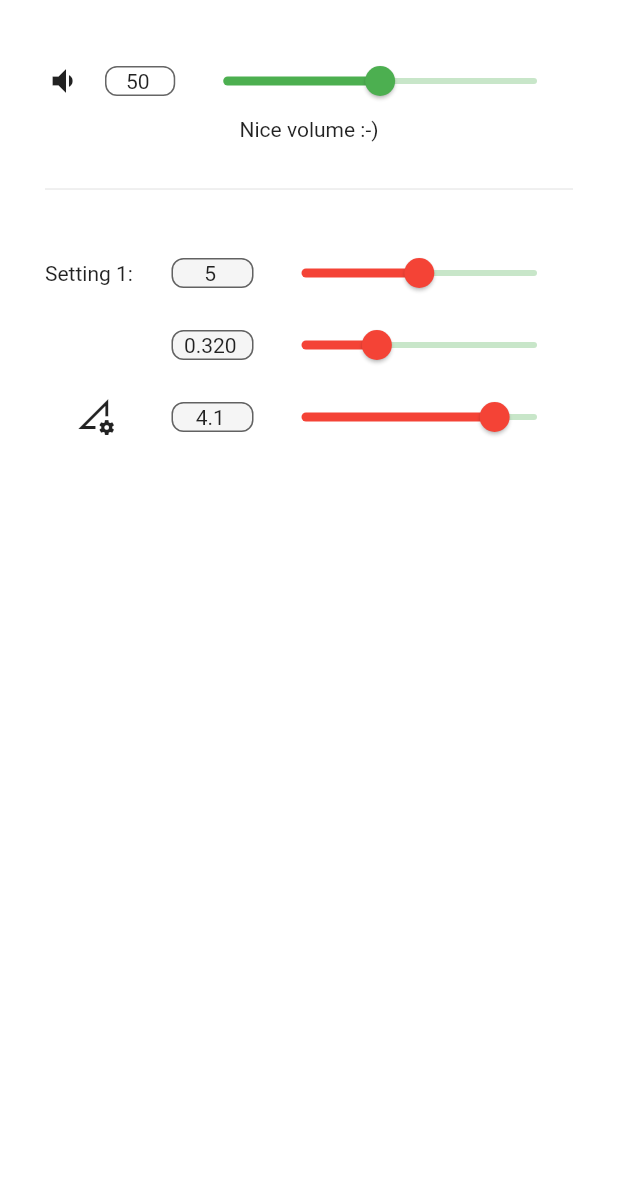
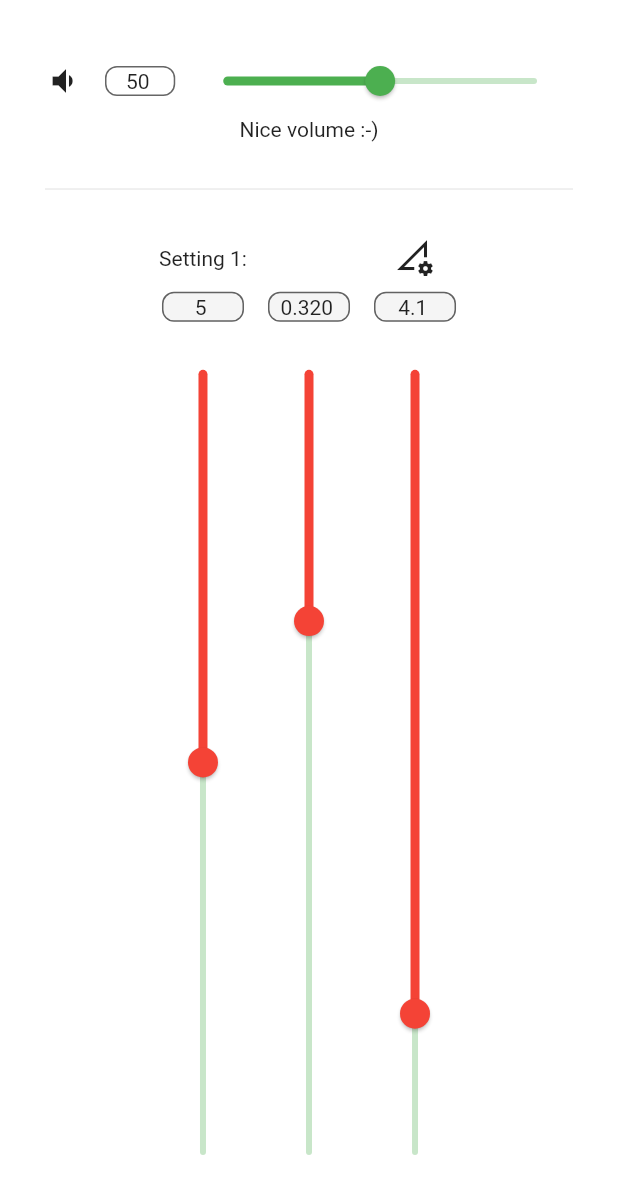
Before and after one commit to smofe/input_slider, a Flutter app: the screen it shows after launch, on a phone screen of 412 x 824 dp. Shown: the top 1194 px of the screen. Run offline on Flutter 3.47's test engine with Material 2 defaults, Android fonts, the phone set to English and light mode, and no system bars.

Commit message:
adds vertical slider support

```diff
--- a/example/lib/main.dart
+++ b/example/lib/main.dart
@@ -33,7 +33,8 @@ class _MyHomePageState extends State<MyHomePage> {
   Widget build(BuildContext context) {
     return Scaffold(
       backgroundColor: Colors.white,
-      body: Padding(
+      body:
+      Padding(
           padding: const EdgeInsets.all(30.0),
           child: Column(
             children: [
@@ -52,9 +53,11 @@ class _MyHomePageState extends State<MyHomePage> {
                   leading: Icon(Icons.volume_down)),
               _volumeDisplay(),
               Padding(padding: EdgeInsets.symmetric(vertical: 24), child: Divider(),),
-              InputSliderForm(
+              Expanded(
+                child: InputSliderForm(
+                  vertical: true,
                   leadingWeight: 1,
-                sliderWeight: 3,
+                  sliderWeight: 20,
                   activeSliderColor: Colors.red,
                   inactiveSliderColor: Colors.green[100],
                   filled: true,
@@ -90,6 +93,7 @@ class _MyHomePageState extends State<MyHomePage> {
                     ),
                   ],
                 ),
+              ),
             ],
           )),
     );
--- a/lib/input_slider.dart
+++ b/lib/input_slider.dart
@@ -93,6 +93,15 @@ class InputSlider extends StatefulWidget {
   /// If null, calculates the size based on the [textFieldStyle] and [decimalPlaces].
   final Size? textFieldSize;
 
+  /// If true, rotates the [Slider] by 90 degrees. Keeps the orientation of the
+  /// [TextField] and the leading widget. Default is false.
+  ///
+  /// Note: This puts all widgets ([Slider], [TextField] and leading widget) inside a
+  /// Column instead of a row. When using this [InputSlider] inside another Column,
+  /// you have to constrain the height of this [InputSlider] by using widgets such
+  /// as [SizedBox], [Expanded] or [Flexible].
+  final bool vertical;
+
   const InputSlider(
       {required this.onChange,
       required this.min,
@@ -114,7 +123,8 @@ class InputSlider extends StatefulWidget {
       this.inputDecoration,
       this.leadingWeight,
       this.sliderWeight,
-      this.textFieldSize})
+      this.textFieldSize,
+      this.vertical = false})
       : super();
 
   @override
@@ -147,12 +157,14 @@ class _InputSliderState extends State<InputSlider> {
   @override
   Widget build(BuildContext context) {
     if (textFieldSize == null) _calculateTextFieldSize();
-    return Row(
-      children: [
+
+    final widgets = [
       Flexible(
           flex: widget.leadingWeight ?? 0,
           fit: FlexFit.tight,
-            child: widget.leading ?? Container()),
+          child: Align(
+              alignment: Alignment.centerLeft,
+              child: widget.leading)),
       Padding(
         padding: EdgeInsets.only(left: 8.0),
       ),
@@ -164,11 +176,9 @@ class _InputSliderState extends State<InputSlider> {
           child: TextField(
             controller: _controller,
             keyboardType: TextInputType.number,
-              style:
-                  widget.textFieldStyle ?? DefaultTextStyle.of(context).style,
+            style: widget.textFieldStyle ?? DefaultTextStyle.of(context).style,
             onSubmitted: (value) {
-                double parsedValue =
-                    double.tryParse(value) ?? this.defaultValue;
+              double parsedValue = double.tryParse(value) ?? this.defaultValue;
               parsedValue = parsedValue.clamp(widget.min, widget.max);
               setState(() {
                 this.defaultValue = parsedValue;
@@ -205,7 +215,28 @@ class _InputSliderState extends State<InputSlider> {
           ),
         ),
       ),
-        Flexible(
+      widget.vertical ? Flexible(
+          flex: widget.sliderWeight ?? 1,
+          fit: FlexFit.tight,
+          child: RotatedBox(
+            quarterTurns: 1,
+            child: Slider(
+            value: defaultValue,
+            min: widget.min,
+            max: widget.max,
+            divisions: widget.division,
+            activeColor: widget.activeSliderColor,
+            inactiveColor: widget.inactiveSliderColor,
+            onChangeEnd: widget.onChangeEnd,
+            onChanged: (double value) {
+              setState(() {
+                this.defaultValue = value;
+              });
+              _setControllerValue(value);
+            },
+          ),
+        ),
+      ) : Flexible(
         flex: widget.sliderWeight ?? 1,
         fit: FlexFit.tight,
         child: Slider(
@@ -223,8 +254,16 @@ class _InputSliderState extends State<InputSlider> {
             _setControllerValue(value);
           },
         ),
+      ),
+    ];
+
+    return (widget.vertical)
+        ? Column(
+            mainAxisSize: MainAxisSize.min,
+            children: widgets,
           )
-      ],
+        : Row(
+            children: widgets,
           );
   }
 
--- a/lib/input_slider_form.dart
+++ b/lib/input_slider_form.dart
@@ -66,6 +66,12 @@ class InputSliderForm extends StatelessWidget {
   /// If null the slider is extended.
   final int? sliderWeight;
 
+  /// If true, rotates all [InputSlider] by 90 degrees. Keeps the orientation of the
+  /// [TextField]s and the leading widgets. Default is false.
+  ///
+  /// Note: This puts all [InputSlider] inside a [Row] instead of a [Column].
+  final bool vertical;
+
   const InputSliderForm(
       {Key? key,
       required this.children,
@@ -79,15 +85,15 @@ class InputSliderForm extends StatelessWidget {
       this.fillColor,
       this.textFieldStyle,
       this.inactiveSliderColor,
-      this.activeSliderColor})
+      this.activeSliderColor,
+      this.vertical = false})
       : super(key: key);
 
   @override
   Widget build(BuildContext context) {
     Size maxTextFieldSize = _calculateMaxTextFieldSize(context: context);
 
-    return Column(
-        children: children.map((InputSlider slider) {
+    final sliders = children.map((InputSlider slider) {
       return InputSlider(
         onChange: slider.onChange,
         min: slider.min,
@@ -110,8 +116,18 @@ class InputSliderForm extends StatelessWidget {
         leadingWeight: slider.leadingWeight ?? leadingWeight,
         sliderWeight: slider.sliderWeight ?? sliderWeight,
         textFieldSize: maxTextFieldSize,
+        vertical: vertical,
       );
-    }).toList());
+    }).toList();
+
+    return vertical
+        ? Row(
+        mainAxisSize: MainAxisSize.min,
+        children: sliders)
+        : Column(
+            mainAxisSize: MainAxisSize.min,
+            children: sliders,
+          );
   }
 
   /// Calculates the size of the TextField input of [slider].
--- a/pubspec.yaml
+++ b/pubspec.yaml
@@ -1,6 +1,6 @@
 name: input_slider
 description: A customizable input that synchronizes a Slider and a TextField.
-version: 0.2.3
+version: 0.3.0
 repository: https://github.com/smofe/input_slider
 
 environment:
```
Also changed, not shown: pubspec.lock, 2 other files. Lines whose indentation alone changed are shown as unchanged.
